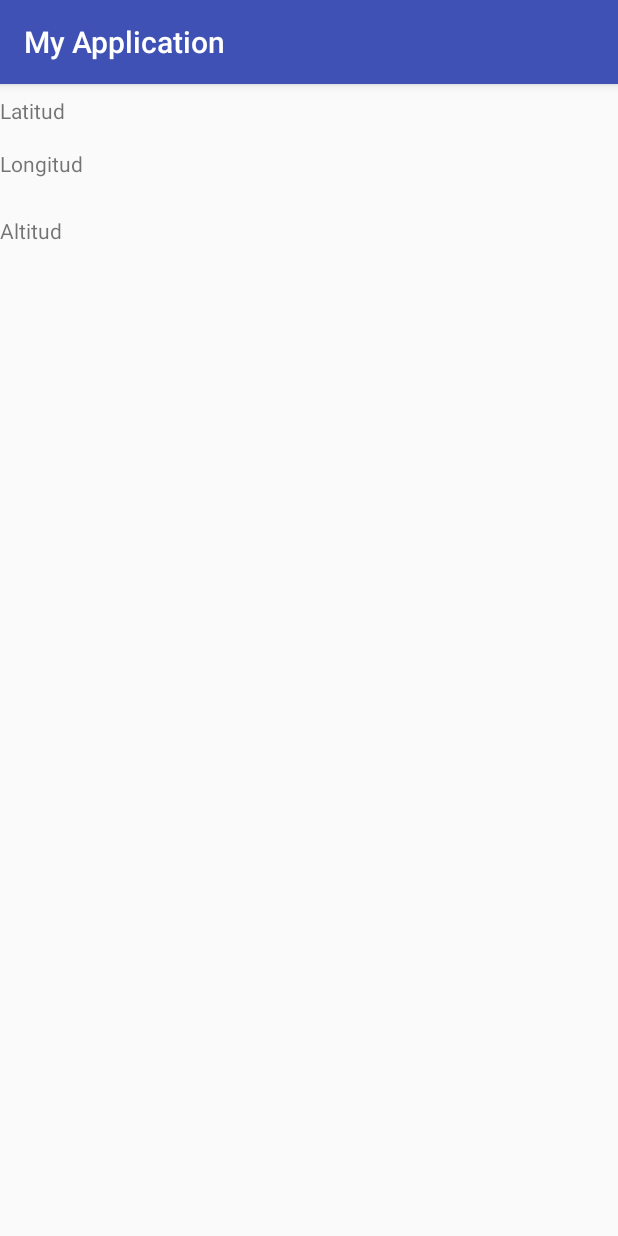
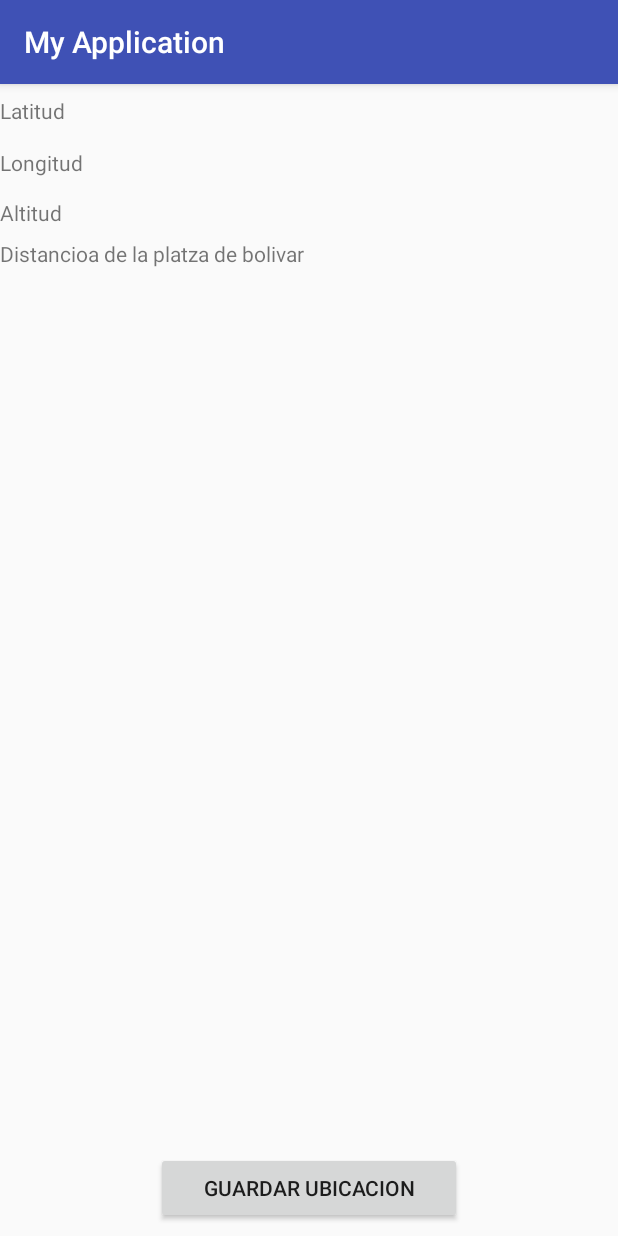
Before and after one commit to mikef123/Taller, an Android app: the Localizacion screen opened directly, with no data from a screen before it, on a phone screen of 412 x 824 dp. Run offline under Robolectric (Android 15) with nearby library versions, the phone set to English and light mode, and no system bars; 1 statement that could not run was skipped.

Commit message:
Casi parte final

```diff
--- a/app/src/main/AndroidManifest.xml
+++ b/app/src/main/AndroidManifest.xml
@@ -4,10 +4,15 @@
 
     <uses-permission android:name="android.permission.READ_CONTACTS" />
     <uses-permission android:name="android.permission.READ_EXTERNAL_STORAGE" />
+    <uses-permission android:name="android.permission.WRITE_EXTERNAL_STORAGE" />
     <uses-permission android:name="android.permission.ACCESS_FINE_LOCATION" />
     <uses-permission android:name="android.permission.ACCESS_COARSE_LOCATION" />
-    <uses-permission android:name="android.permission.CAMERA"/>
-    <uses-feature android:name="android.hardware.camera" android:required="true" />
+    <uses-permission android:name="android.permission.CAMERA" />
+    <uses-permission android:name="android.permission.ACTION_IMAGE_CAPTURE" />
+
+    <uses-feature
+        android:name="android.hardware.camera"
+        android:required="true" />
 
     <application
         android:allowBackup="true"
@@ -25,8 +30,7 @@
         </activity>
         <activity android:name=".Permitido" />
         <activity android:name=".Localizacion" />
-        <activity android:name=".Imagen"></activity>
-
+        <activity android:name=".Imagen" />
     </application>
 
 </manifest>
--- a/app/src/main/java/com/example/sala_bd/myapplication/Localizacion.java
+++ b/app/src/main/java/com/example/sala_bd/myapplication/Localizacion.java
@@ -12,6 +12,10 @@ import android.support.v4.widget.TextViewCompat;
 import android.support.v7.app.AppCompatActivity;
 import android.os.Bundle;
 import android.util.Log;
+import android.view.View;
+import android.widget.ArrayAdapter;
+import android.widget.Button;
+import android.widget.ListView;
 import android.widget.TextView;
 import android.widget.Toast;
 
@@ -37,9 +41,17 @@ public class Localizacion extends AppCompatActivity {
     TextView latitud;
     TextView longitud;
     TextView altitud;
+    TextView distancia;
+    Button guardar;
     private static final int localizacion = 3;
     private FusedLocationProviderClient mFusedLocationClient;
     private LocationCallback mLocationCallback;
+    public	final	static	double	RADIUS_OF_EARTH_KM	 =	6371;
+    double plazaLatitud = 4.5983;
+    double plazalongitud = -74.0753;
+    double distanciaT=0;
+    ListView lista;
+
 
     @Override
     protected void onCreate(Bundle savedInstanceState) {
@@ -49,33 +61,15 @@ public class Localizacion extends AppCompatActivity {
         latitud = (TextView) findViewById(R.id.latitud);
         longitud = (TextView) findViewById(R.id.longitud);
         altitud = (TextView) findViewById(R.id.altitud);
+        distancia = (TextView) findViewById(R.id.distancia);
+        distancia = (Button) findViewById(R.id.guardar);
         mFusedLocationClient = LocationServices.getFusedLocationProviderClient(this);
         mLocationRequest = createLocationRequest();
 
 
         if (ContextCompat.checkSelfPermission(this, Manifest.permission.ACCESS_FINE_LOCATION) == PackageManager.PERMISSION_GRANTED) {
-          /*  mFusedLocationClient.getLastLocation().addOnSuccessListener(this,	 new
-                    OnSuccessListener<Location>()	 {
-            @Override
-                public	void	onSuccess(Location	 location) {
-                    Log.i("LOCATION", "onSuccess location");
-                    if (location != null) {
-                        Log.i("	LOCATION	",
-                                "Longitud:	 " + location.getLongitude());
-                       String la= Double.toString(location.getLatitude());
-                        latitud.setText(la);
-                        String lo= Double.toString(location.getLongitude());
-                        longitud.setText(lo);
-                        String al= Double.toString(location.getAltitude());
-                        altitud.setText(al);
-                        Log.i("	LOCATION	",
-                                "Latitud:	 " + location.getLatitude());
-                    }
-                }
-            });*/
+
                       check();
-
-
         }
 
         mLocationCallback =	new	LocationCallback()	 {
@@ -90,7 +84,30 @@ public class Localizacion extends AppCompatActivity {
                 }
             }
         };
+
+
+        guardar.setOnClickListener(new View.OnClickListener() {
+            @Override
+            public void onClick(View v) {
+
+                distanciaT=distance(Double.valueOf(latitud.getText().toString()),Double.valueOf(longitud.getText().toString()),plazaLatitud,plazalongitud);
+
+
+                ArrayAdapter<String> adaptador;
+
+                lista = (ListView)findViewById(R.id.listView);
+
+                adaptador = new ArrayAdapter<String>(Localizacion.this,android.R.layout.simple_list_item_1);
+
+                lista.setAdapter(adaptador);
+            }
+        });
     }
+
+
+
+
+
     protected	LocationRequest createLocationRequest()	 {
         LocationRequest mLocationRequest =	new	LocationRequest();
         mLocationRequest.setInterval(10000);	 //tasa de	refresco en	milisegundos
@@ -171,4 +188,14 @@ public class Localizacion extends AppCompatActivity {
                     null);
         }
     }
+    public	double	distance(double	 lat1,	double	long1,	double	lat2,	double	long2)	{
+        double	latDistance =	Math.toRadians(lat1	 - lat2);
+        double	lngDistance =	Math.toRadians(long1	 - long2);
+        double	a	=	Math.sin(latDistance /	2)	*	Math.sin(latDistance /	2)
+                +	Math.cos(Math.toRadians(lat1))	 *	Math.cos(Math.toRadians(lat2))
+                *	Math.sin(lngDistance /	2)	*	Math.sin(lngDistance /	2);
+        double	c	=	2	*	Math.atan2(Math.sqrt(a),	 Math.sqrt(1	- a));
+        double	result	=	RADIUS_OF_EARTH_KM	 *	c;
+        return	Math.round(result*100.0)/100.0;
+    }
 }
--- a/app/src/main/res/layout/activity_localizacion.xml
+++ b/app/src/main/res/layout/activity_localizacion.xml
@@ -21,7 +21,7 @@
         android:layout_height="wrap_content"
         tools:layout_editor_absoluteX="8dp"
         android:text="Longitud"
-        android:layout_marginTop="16dp"
+        android:layout_marginTop="15dp"
         app:layout_constraintTop_toBottomOf="@+id/latitud" />
     <TextView
         android:id="@+id/altitud"
@@ -29,10 +29,54 @@
         android:layout_height="wrap_content"
         tools:layout_editor_absoluteX="8dp"
         android:text="Altitud"
-        android:layout_marginTop="7dp"
-        app:layout_constraintTop_toBottomOf="@+id/longitud"
+        android:layout_marginTop="14dp"
+        app:layout_constraintTop_toBottomOf="@+id/longitud" />
+
+    <TextView
+        android:id="@+id/distancia"
+        android:layout_width="368dp"
+        android:layout_height="wrap_content"
+        tools:layout_editor_absoluteX="8dp"
+        android:text="Distancioa de la platza de bolivar"
+        android:layout_marginTop="8dp"
+        app:layout_constraintTop_toBottomOf="@+id/altitud" />
+
+    <ScrollView
+        android:layout_width="368dp"
+        android:layout_height="294dp"
+        tools:layout_editor_absoluteX="8dp"
+        app:layout_constraintTop_toBottomOf="@+id/distancia"
+        android:id="@+id/scrollView2"
+        android:layout_marginTop="19dp">
+
+
+    <ListView
+        android:layout_width="366dp"
+        android:layout_height="294dp"
+        android:layout_marginTop="8dp"
+        app:layout_constraintTop_toBottomOf="@+id/distancia"
+        tools:layout_editor_absoluteX="9dp"
+        android:id="@+id/listView"
+        ></ListView>
+
+        </ScrollView>
+
+
+
+    <Button
+        android:id="@+id/guardar"
+        android:layout_width="204dp"
+        android:layout_height="48dp"
+        android:text="guardar ubicacion"
+        android:layout_marginRight="8dp"
+        app:layout_constraintRight_toRightOf="parent"
+        android:layout_marginLeft="8dp"
+        app:layout_constraintLeft_toLeftOf="parent"
         app:layout_constraintBottom_toBottomOf="parent"
         android:layout_marginBottom="8dp"
-        app:layout_constraintVertical_bias="0.027" />
-
+        android:layout_marginTop="8dp"
+        app:layout_constraintTop_toBottomOf="@+id/scrollView2"
+        android:layout_marginStart="8dp"
+        android:layout_marginEnd="8dp"
+        app:layout_constraintVertical_bias="1.0" />
 </android.support.constraint.ConstraintLayout>
```
